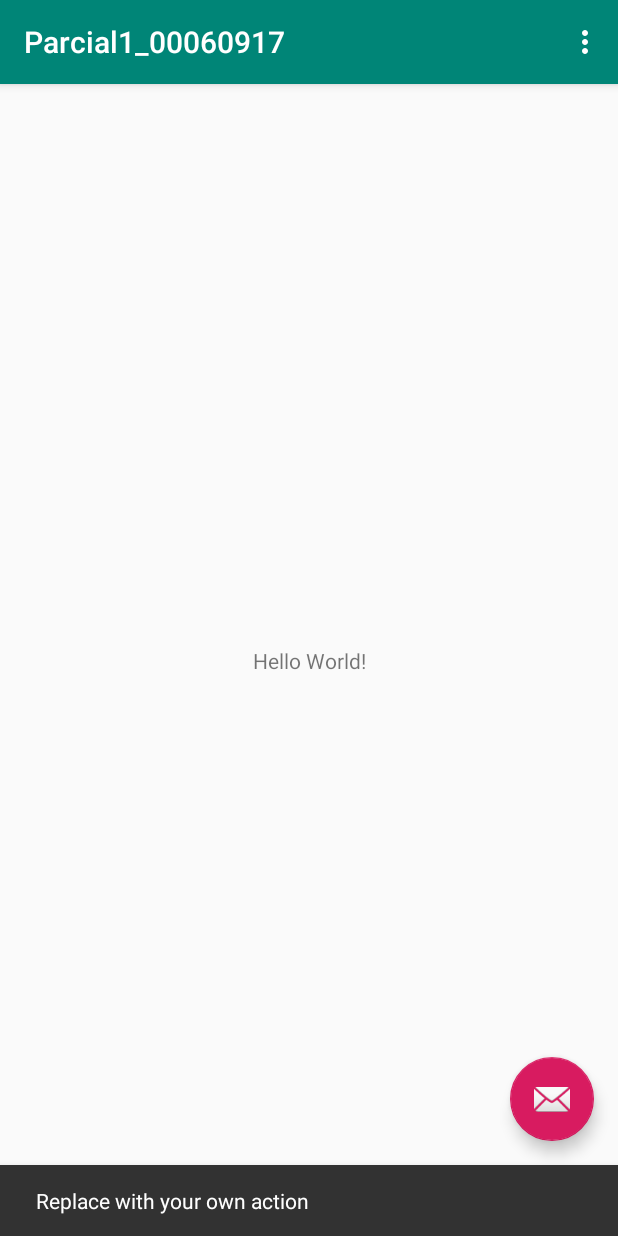
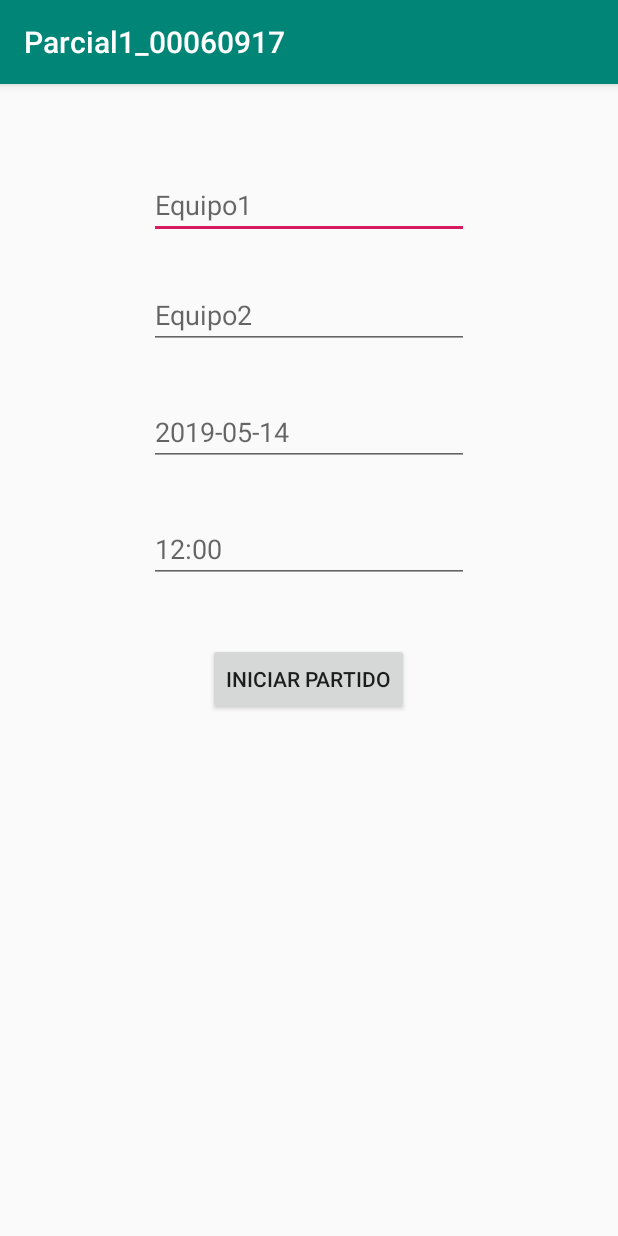
Before and after one commit to CesarRosales16/Parcial1_PDM_00060917, an Android app: the screen it shows after launch (MainActivity before the commit, AgregarPartidoActivity after it), after a tap on an icon or button, on a phone screen of 412 x 824 dp. Run offline under Robolectric (Android 15) with nearby library versions, the phone set to English and light mode, and no system bars.

```diff
--- a/app/src/main/AndroidManifest.xml
+++ b/app/src/main/AndroidManifest.xml
@@ -9,8 +9,12 @@
             android:roundIcon="@mipmap/ic_launcher_round"
             android:supportsRtl="true"
             android:theme="@style/AppTheme">
+        <activity android:name=".activities.PartidoActivity">
+        </activity>
+        <activity android:name=".activities.AgregarPartidoActivity">
+        </activity>
         <activity
-                android:name=".MainActivity"
+                android:name=".activities.MainActivity"
                 android:label="@string/app_name"
                 android:theme="@style/AppTheme.NoActionBar">
             <intent-filter>
--- /dev/null
+++ b/app/src/main/java/com/example/parcial1_00060917/activities/AgregarPartidoActivity.kt
@@ -0,0 +1,29 @@
+package com.example.parcial1_00060917.activities
+
+import android.content.Intent
+import androidx.appcompat.app.AppCompatActivity
+import android.os.Bundle
+import com.example.parcial1_00060917.R
+import com.google.android.material.snackbar.Snackbar
+import kotlinx.android.synthetic.main.activity_agregar_partido.*
+
+class AgregarPartidoActivity : AppCompatActivity() {
+
+    override fun onCreate(savedInstanceState: Bundle?) {
+        super.onCreate(savedInstanceState)
+        setContentView(R.layout.activity_agregar_partido)
+        btn_iniciar.setOnClickListener() { view ->
+            if (et_equipo1.text.isNotBlank() && et_equipo2.text.isNotBlank() && et_hora.text.isNotBlank() && et_fecha.text.isNotBlank()) {
+
+                var intent = Intent(this, PartidoActivity::class.java)
+                intent.putExtra("nombre_team1", et_equipo1.text.toString())
+                intent.putExtra("nombre_team2", et_equipo2.text.toString())
+                intent.putExtra("hora", et_hora.text.toString())
+                intent.putExtra("fecha", et_fecha.text.toString())
+                startActivity(intent)
+            } else {
+                Snackbar.make(view, "Tiene que llenar todos los campos", Snackbar.LENGTH_LONG).show()
+            }
+        }
+    }
+}
--- a/app/src/main/java/com/example/parcial1_00060917/MainActivity.kt
+++ b/app/src/main/java/com/example/parcial1_00060917/activities/MainActivity.kt
@@ -1,10 +1,11 @@
-package com.example.parcial1_00060917
+package com.example.parcial1_00060917.activities
 
+import android.content.Intent
 import android.os.Bundle
-import com.google.android.material.snackbar.Snackbar
 import androidx.appcompat.app.AppCompatActivity;
 import android.view.Menu
 import android.view.MenuItem
+import com.example.parcial1_00060917.R
 
 import kotlinx.android.synthetic.main.activity_main.*
 
@@ -16,8 +17,8 @@ class MainActivity : AppCompatActivity() {
         setSupportActionBar(toolbar)
 
         fab.setOnClickListener { view ->
-            Snackbar.make(view, "Replace with your own action", Snackbar.LENGTH_LONG)
-                .setAction("Action", null).show()
+            val intent = Intent(this, AgregarPartidoActivity::class.java)
+            startActivity(intent)
         }
     }
 
--- /dev/null
+++ b/app/src/main/res/drawable/ic_add_white_24dp.xml
@@ -0,0 +1,5 @@
+<vector android:height="24dp" android:tint="#FFFFFF"
+    android:viewportHeight="24.0" android:viewportWidth="24.0"
+    android:width="24dp" xmlns:android="http://schemas.android.com/apk/res/android">
+    <path android:fillColor="#FF000000" android:pathData="M19,13h-6v6h-2v-6H5v-2h6V5h2v6h6v2z"/>
+</vector>
--- /dev/null
+++ b/app/src/main/res/layout/activity_agregar_partido.xml
@@ -0,0 +1,64 @@
+<?xml version="1.0" encoding="utf-8"?>
+<androidx.constraintlayout.widget.ConstraintLayout
+        xmlns:android="http://schemas.android.com/apk/res/android"
+        xmlns:app="http://schemas.android.com/apk/res-auto" xmlns:tools="http://schemas.android.com/tools"
+        android:layout_width="match_parent"
+        android:layout_height="match_parent"
+        tools:context=".activities.AgregarPartidoActivity">
+
+    <EditText
+            android:layout_width="wrap_content"
+            android:layout_height="wrap_content"
+            android:inputType="textPersonName"
+            android:ems="10"
+            android:id="@+id/et_equipo1" android:layout_marginTop="8dp"
+            app:layout_constraintTop_toTopOf="parent" android:layout_marginEnd="8dp"
+            app:layout_constraintEnd_toEndOf="parent" android:layout_marginRight="8dp" android:layout_marginStart="8dp"
+            app:layout_constraintStart_toStartOf="parent" android:layout_marginLeft="8dp"
+            android:layout_marginBottom="8dp" app:layout_constraintBottom_toBottomOf="parent"
+            app:layout_constraintVertical_bias="0.071" android:hint="Equipo1"/>
+    <EditText
+            android:layout_width="wrap_content"
+            android:layout_height="wrap_content"
+            android:inputType="textPersonName"
+            android:ems="10"
+            android:id="@+id/et_equipo2" android:layout_marginTop="8dp"
+            app:layout_constraintTop_toBottomOf="@+id/et_equipo1" android:layout_marginBottom="8dp"
+            app:layout_constraintBottom_toBottomOf="parent" android:layout_marginEnd="8dp"
+            app:layout_constraintEnd_toEndOf="parent" android:layout_marginRight="8dp" android:layout_marginStart="8dp"
+            app:layout_constraintStart_toStartOf="parent" android:layout_marginLeft="8dp"
+            app:layout_constraintVertical_bias="0.033" android:hint="Equipo2"/>
+    <EditText
+            android:layout_width="wrap_content"
+            android:layout_height="wrap_content"
+            android:inputType="date"
+            android:ems="10"
+            android:id="@+id/et_fecha" android:layout_marginBottom="8dp"
+            app:layout_constraintBottom_toBottomOf="parent" android:layout_marginStart="8dp"
+            app:layout_constraintStart_toStartOf="parent" android:layout_marginLeft="8dp" android:layout_marginEnd="8dp"
+            app:layout_constraintEnd_toEndOf="parent" android:layout_marginRight="8dp" android:layout_marginTop="8dp"
+            app:layout_constraintTop_toBottomOf="@+id/et_equipo2" app:layout_constraintVertical_bias="0.046"
+            android:hint="2019-05-14"/>
+    <EditText
+            android:layout_width="wrap_content"
+            android:layout_height="wrap_content"
+            android:inputType="time"
+            android:ems="10"
+            android:id="@+id/et_hora" android:layout_marginBottom="8dp"
+            app:layout_constraintBottom_toBottomOf="parent" android:layout_marginEnd="8dp"
+            app:layout_constraintEnd_toEndOf="parent" android:layout_marginRight="8dp" android:layout_marginStart="8dp"
+            app:layout_constraintStart_toStartOf="parent" android:layout_marginLeft="8dp" android:layout_marginTop="8dp"
+            app:layout_constraintTop_toBottomOf="@+id/et_fecha" app:layout_constraintVertical_bias="0.054"
+            android:hint="12:00"/>
+    <Button
+            android:text="Iniciar Partido"
+            android:layout_width="wrap_content"
+            android:layout_height="wrap_content"
+            android:id="@+id/btn_iniciar" android:layout_marginBottom="8dp"
+            app:layout_constraintBottom_toBottomOf="parent" android:layout_marginTop="8dp"
+            app:layout_constraintTop_toBottomOf="@+id/et_hora" app:layout_constraintEnd_toEndOf="parent"
+            android:layout_marginEnd="8dp" android:layout_marginRight="8dp"
+            app:layout_constraintStart_toStartOf="parent" android:layout_marginLeft="8dp"
+            android:layout_marginStart="8dp" app:layout_constraintHorizontal_bias="0.498"
+            app:layout_constraintVertical_bias="0.087"/>
+</androidx.constraintlayout.widget.ConstraintLayout>
--- a/app/src/main/res/layout/activity_main.xml
+++ b/app/src/main/res/layout/activity_main.xml
@@ -5,7 +5,7 @@
         xmlns:tools="http://schemas.android.com/tools"
         android:layout_width="match_parent"
         android:layout_height="match_parent"
-        tools:context=".MainActivity">
+        tools:context=".activities.MainActivity">
 
     <com.google.android.material.appbar.AppBarLayout
             android:layout_height="wrap_content"
@@ -29,6 +29,6 @@
             android:layout_height="wrap_content"
             android:layout_gravity="bottom|end"
             android:layout_margin="@dimen/fab_margin"
-            app:srcCompat="@android:drawable/ic_dialog_email"/>
+            app:srcCompat="@drawable/ic_add_white_24dp" tools:ignore="VectorDrawableCompat"/>
 
 </androidx.coordinatorlayout.widget.CoordinatorLayout>
--- a/app/src/main/res/layout/content_main.xml
+++ b/app/src/main/res/layout/content_main.xml
@@ -7,7 +7,7 @@
         android:layout_height="match_parent"
         app:layout_behavior="@string/appbar_scrolling_view_behavior"
         tools:showIn="@layout/activity_main"
-        tools:context=".MainActivity">
+        tools:context=".activities.MainActivity">
 
     <TextView
             android:layout_width="wrap_content"
--- a/app/src/main/res/menu/menu_main.xml
+++ b/app/src/main/res/menu/menu_main.xml
@@ -1,7 +1,7 @@
 <menu xmlns:android="http://schemas.android.com/apk/res/android"
       xmlns:app="http://schemas.android.com/apk/res-auto"
       xmlns:tools="http://schemas.android.com/tools"
-      tools:context="com.example.parcial1_00060917.MainActivity">
+      tools:context="com.example.parcial1_00060917.activities.MainActivity">
     <item android:id="@+id/action_settings"
           android:title="@string/action_settings"
           android:orderInCategory="100"
```
Also changed, not shown: app/build.gradle (+50 -5 lines), app/src/main/java/com/example/parcial1_00060917/activities/PartidoActivity.kt (added, +75 -0 lines), app/src/main/java/com/example/parcial1_00060917/database/RoomDB.kt (added, +37 -0 lines), app/src/main/java/com/example/parcial1_00060917/database/daos/EquipoDao.kt (added, +13 -0 lines), app/src/main/java/com/example/parcial1_00060917/database/daos/PartidoDao.kt (added, +17 -0 lines), app/src/main/java/com/example/parcial1_00060917/database/entities/Equipo.kt (added, +27 -0 lines), app/src/main/java/com/example/parcial1_00060917/database/entities/Partido.kt (added, +17 -0 lines), app/src/main/java/com/example/parcial1_00060917/database/repositories/PartidoRepository.kt (added, +20 -0 lines), app/src/main/java/com/example/parcial1_00060917/database/viewmodels/PartidoViewModel.kt (added, +25 -0 lines), app/src/main/res/layout/activity_partido.xml (added, +211 -0 lines).
